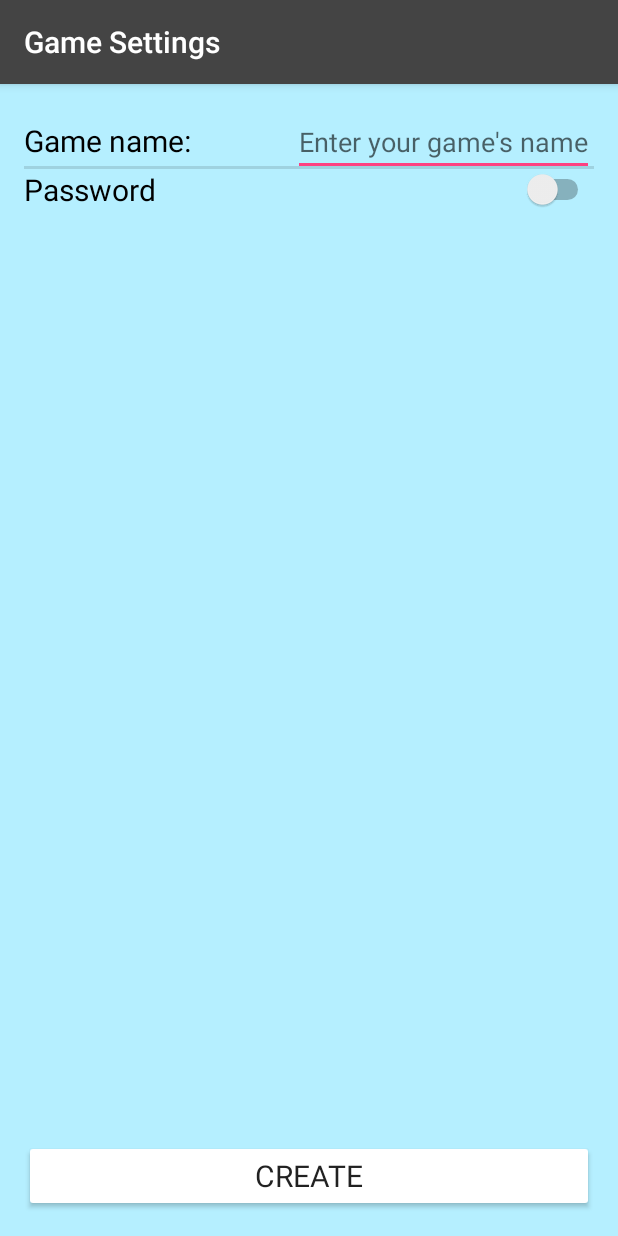
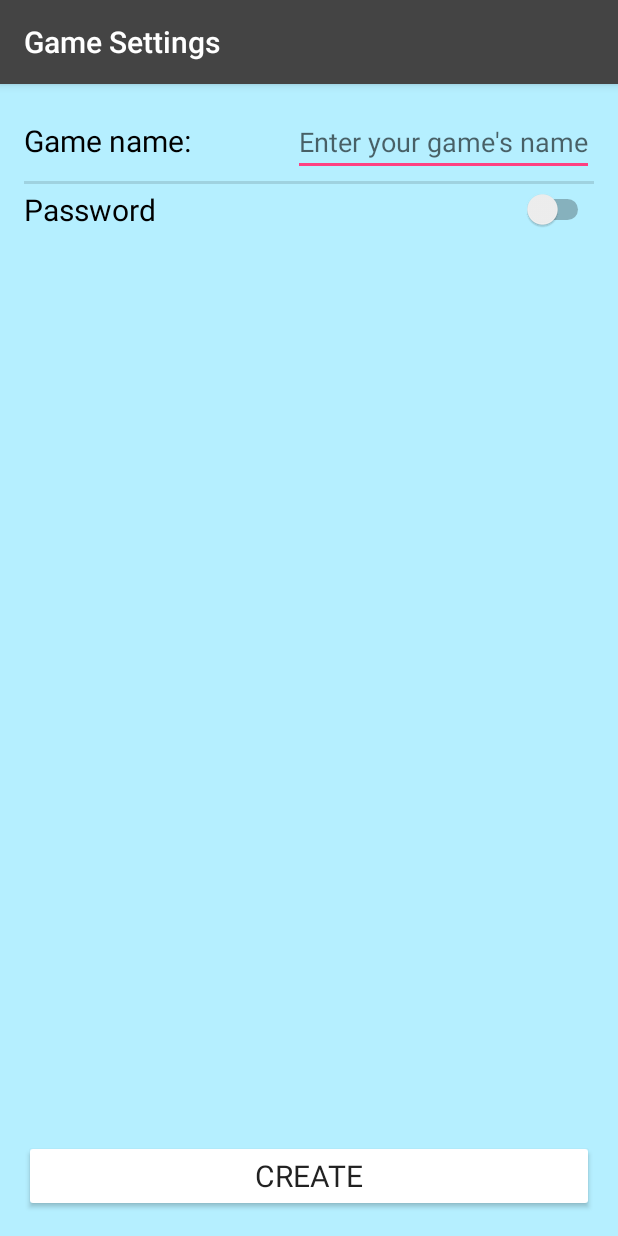
Before and after one commit to pege/Pass-the-Bomb, an Android app: the CreateActivity screen opened directly, with no data from a screen before it, on a phone screen of 412 x 824 dp. Run offline under Robolectric (Android 15) with nearby library versions, the phone set to English and light mode, and no system bars; 2 statements that could not run were skipped.

Commit message:
fixed layout bug

```diff
--- a/PasstheBomb/app/src/main/res/layout/activity_create.xml
+++ b/PasstheBomb/app/src/main/res/layout/activity_create.xml
@@ -39,8 +39,9 @@
     <View android:id="@+id/divider"
         android:layout_width="match_parent"
         android:layout_height="2dp"
-        android:layout_below="@id/game_name"
+        android:layout_below="@id/edit_name"
         android:layout_marginTop="3dp"
+        android:layout_marginBottom="3dp"
         android:background="?android:attr/listDivider"/>
 
     <Switch android:id="@+id/switch_password"
```
